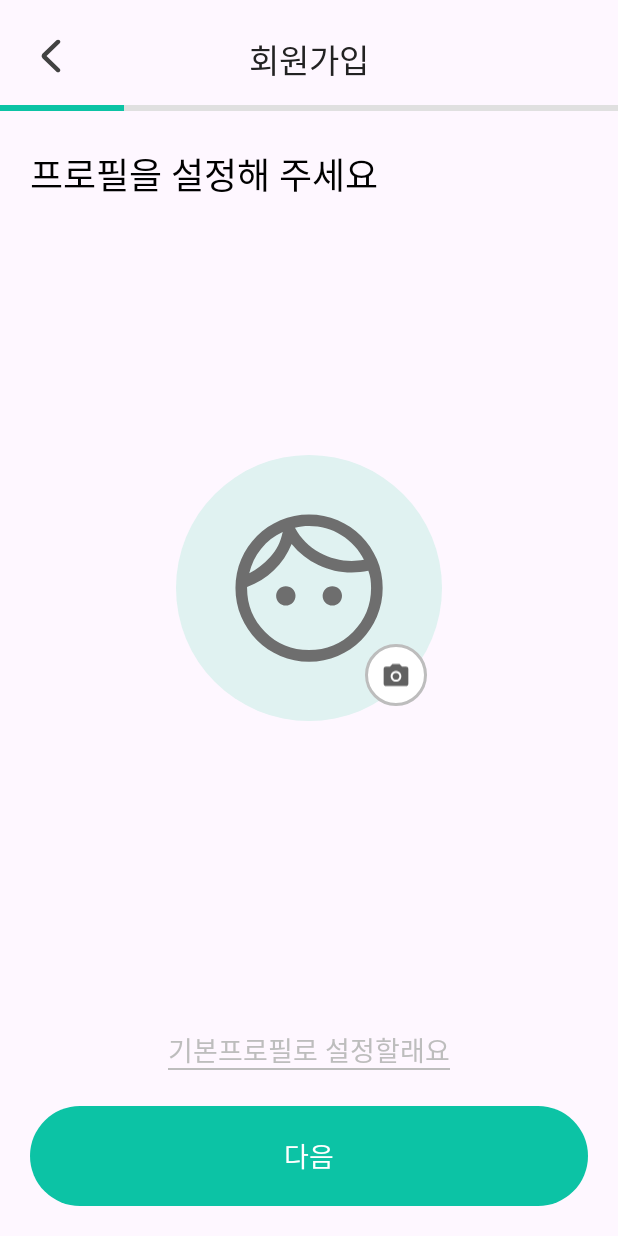
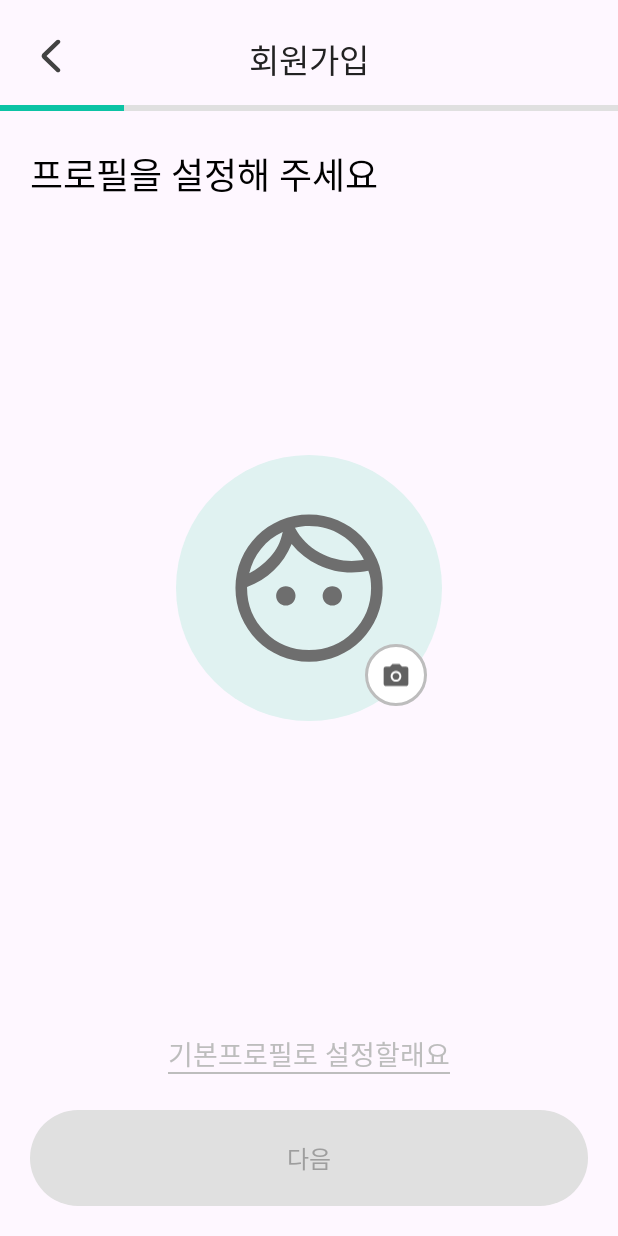
Before and after one commit to TImeCAlling/TImeCAlling_FE, an Android app: the OnboardingPhotoActivity screen opened directly, with no data from a screen before it, on a phone screen of 412 x 824 dp. Run offline under Robolectric (Android 15) with nearby library versions, the phone set to English and light mode, and no system bars; our stand-ins replace CircleImageView, Dagger/Hilt's generated code, data binding; pictures from the network do not load.

Commit message:
[UI/#10] 온보딩-프로필사진 기능 구현 완료

```diff
--- a/app/src/main/java/com/umc/timeCAlling/presentation/onboarding/OnboardingPhotoActivity.kt
+++ b/app/src/main/java/com/umc/timeCAlling/presentation/onboarding/OnboardingPhotoActivity.kt
@@ -3,7 +3,6 @@ package com.umc.timeCAlling.presentation.onboarding
 import android.app.Activity
 import android.content.Intent
 import android.net.Uri
-import android.os.Bundle
 import android.provider.MediaStore
 import android.widget.Toast
 import androidx.activity.result.contract.ActivityResultContracts
@@ -16,14 +15,22 @@ import dagger.hilt.android.AndroidEntryPoint
 class OnboardingPhotoActivity :
     BaseActivity<ActivityOnboardingPhotoBinding>(R.layout.activity_onboarding_photo) {
 
+    private var isPhotoSelected = false
+
     override fun initView() {
         setClickListener()
+        updateNextButtonState()
     }
 
     override fun initObserver() {}
 
     private fun setClickListener() {
         binding.tvOnboardingPhotoNext.setOnClickListener {
+            if (isPhotoSelected) {
+                navigateToOnboardingNameActivity()
+            }
+        }
+        binding.tvOnboardingPhotoDefault.setOnClickListener {
             navigateToOnboardingNameActivity()
         }
 
@@ -48,6 +55,8 @@ class OnboardingPhotoActivity :
                 val selectedImageUri: Uri? = result.data?.data
                 if (selectedImageUri != null) {
                     updateProfileImage(selectedImageUri)
+                    isPhotoSelected = true
+                    updateNextButtonState()
                 } else {
                     Toast.makeText(this, "이미지를 선택하지 않았습니다.", Toast.LENGTH_SHORT).show()
                 }
@@ -57,7 +66,20 @@ class OnboardingPhotoActivity :
     private fun updateProfileImage(imageUri: Uri) {
         // CircleImageView에 URI로 이미지 설정
         binding.ivOnboardingPhotoOval1.setImageURI(imageUri)
-        // 기존 얼굴 아이콘을 보이지 않게 설정
+        // 기존 얼굴 아이콘을 숨김
         binding.ivOnboardingPhotoFace.visibility = android.view.View.INVISIBLE
     }
+
+    private fun updateNextButtonState() {
+        binding.tvOnboardingPhotoNext.apply {
+            isClickable = isPhotoSelected
+            setBackgroundResource(
+                if (isPhotoSelected) R.drawable.shape_rect_999_mint_fill else R.drawable.shape_rect_999_gray300_fill
+            )
+            setTextAppearance(
+                if (isPhotoSelected) R.style.TextAppearance_TimeCAlling_Button
+                else R.style.TextAppearance_TimeCAlling_Button_Gray
+            )
+        }
+    }
 }
--- a/app/src/main/res/layout/activity_onboarding_name.xml
+++ b/app/src/main/res/layout/activity_onboarding_name.xml
@@ -239,12 +239,12 @@
             android:layout_width="match_parent"
             android:layout_height="wrap_content"
             app:layout_constraintBottom_toBottomOf="parent"
-            android:background="@drawable/shape_rect_999_mint_fill"
+            android:background="@drawable/shape_rect_999_gray300_fill"
             android:layout_marginHorizontal="20dp"
             android:layout_marginBottom="20dp"
             android:text="다음"
             android:paddingVertical="20dp"
-            style="@style/TextAppearance.TimeCAlling.Button"
+            style="@style/TextAppearance.TimeCAlling.Button.Gray"
             android:gravity="center"/>
     </androidx.constraintlayout.widget.ConstraintLayout>
 </layout>
--- a/app/src/main/res/layout/activity_onboarding_photo.xml
+++ b/app/src/main/res/layout/activity_onboarding_photo.xml
@@ -183,12 +183,12 @@
             android:layout_width="match_parent"
             android:layout_height="wrap_content"
             app:layout_constraintBottom_toBottomOf="parent"
-            android:background="@drawable/shape_rect_999_mint_fill"
+            android:background="@drawable/shape_rect_999_gray300_fill"
             android:layout_marginHorizontal="20dp"
             android:layout_marginBottom="20dp"
             android:text="다음"
             android:paddingVertical="20dp"
-            style="@style/TextAppearance.TimeCAlling.Button"
+            style="@style/TextAppearance.TimeCAlling.Button.Gray"
             android:gravity="center"/>
     </androidx.constraintlayout.widget.ConstraintLayout>
 </layout>
--- a/app/src/main/res/layout/activity_onboarding_term.xml
+++ b/app/src/main/res/layout/activity_onboarding_term.xml
@@ -496,12 +496,12 @@
             android:layout_width="match_parent"
             android:layout_height="wrap_content"
             app:layout_constraintBottom_toBottomOf="parent"
-            android:background="@drawable/shape_rect_999_mint_fill"
+            android:background="@drawable/shape_rect_999_gray300_fill"
             android:layout_marginHorizontal="20dp"
             android:layout_marginBottom="20dp"
             android:text="다음"
             android:paddingVertical="20dp"
-            style="@style/TextAppearance.TimeCAlling.Button"
+            style="@style/TextAppearance.TimeCAlling.Button.Gray"
             android:gravity="center"/>
 
     </androidx.constraintlayout.widget.ConstraintLayout>
```
